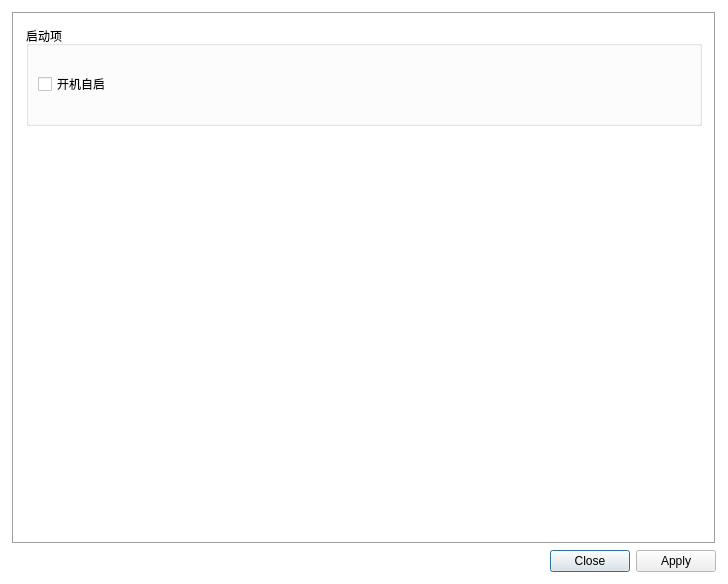
Before: the Qt Designer form assets/settings.ui in Pillowe582/toolkit, drawn with Qt 5.
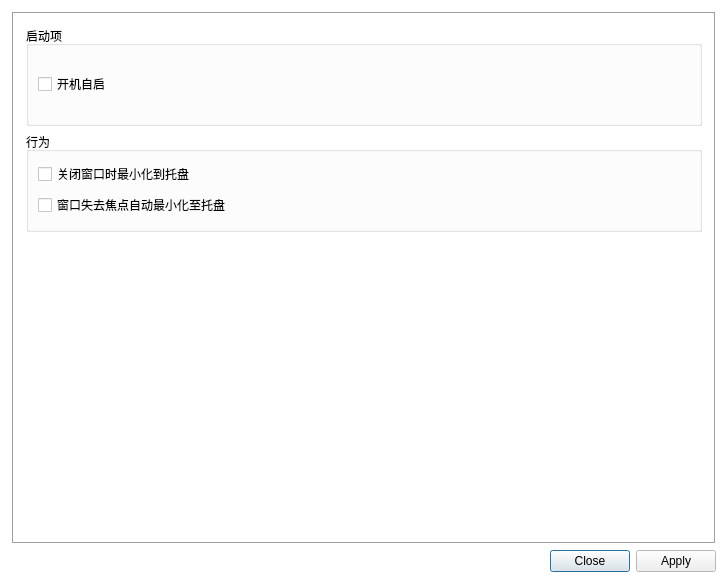
After: the same form once the commit is applied.

What changed in the file:
```diff
--- a/assets/settings.ui
+++ b/assets/settings.ui
@@ -129,6 +129,22 @@
        <property name="bottomMargin">
         <number>12</number>
        </property>
+       <item row="3" column="1">
+        <spacer name="verticalSpacer">
+         <property name="orientation">
+          <enum>Qt::Vertical</enum>
+         </property>
+         <property name="sizeType">
+          <enum>QSizePolicy::MinimumExpanding</enum>
+         </property>
+         <property name="sizeHint" stdset="0">
+          <size>
+           <width>20</width>
+           <height>40</height>
+          </size>
+         </property>
+        </spacer>
+       </item>
        <item row="0" column="1" alignment="Qt::AlignTop">
         <widget class="QGroupBox" name="groupBox">
          <property name="sizePolicy">
@@ -163,6 +179,53 @@
          </layout>
         </widget>
        </item>
+       <item row="1" column="1">
+        <widget class="QGroupBox" name="groupBox_2">
+         <property name="sizePolicy">
+          <sizepolicy hsizetype="Expanding" vsizetype="Fixed">
+           <horstretch>0</horstretch>
+           <verstretch>0</verstretch>
+          </sizepolicy>
+         </property>
+         <property name="minimumSize">
+          <size>
+           <width>0</width>
+           <height>100</height>
+          </size>
+         </property>
+         <property name="title">
+          <string>行为</string>
+         </property>
+         <layout class="QVBoxLayout" name="verticalLayout">
+          <item>
+           <widget class="QCheckBox" name="closeMinimizer">
+            <property name="sizePolicy">
+             <sizepolicy hsizetype="Minimum" vsizetype="Fixed">
+              <horstretch>0</horstretch>
+              <verstretch>0</verstretch>
+             </sizepolicy>
+            </property>
+            <property name="text">
+             <string>关闭窗口时最小化到托盘</string>
+            </property>
+           </widget>
+          </item>
+          <item>
+           <widget class="QCheckBox" name="focusOutMinimizer">
+            <property name="sizePolicy">
+             <sizepolicy hsizetype="Minimum" vsizetype="Fixed">
+              <horstretch>0</horstretch>
+              <verstretch>0</verstretch>
+             </sizepolicy>
+            </property>
+            <property name="text">
+             <string>窗口失去焦点自动最小化至托盘</string>
+            </property>
+           </widget>
+          </item>
+         </layout>
+        </widget>
+       </item>
       </layout>
      </widget>
     </widget>
```
Left out of the diff: 2 changed lines with no effect on the pictures.
